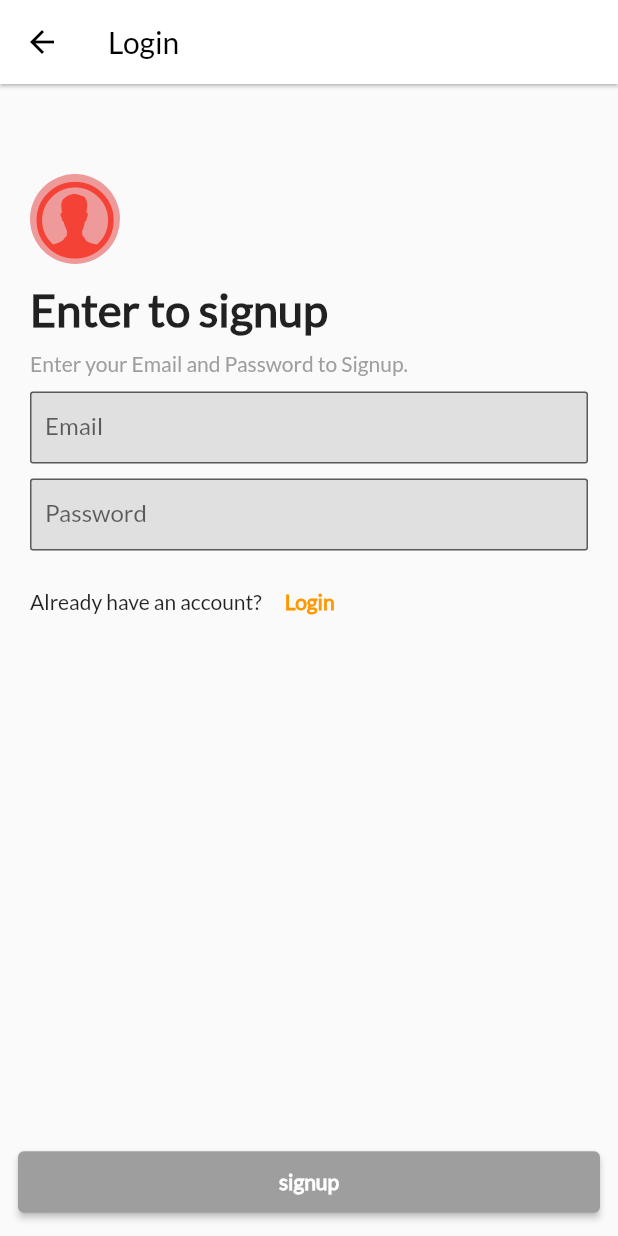
After one commit to NoobDeveloper412/OLX_clone, a Flutter app: the screen it shows after launch, after a tap on "Login with Email", on a phone screen of 412 x 824 dp. The commit adds this screen. Run offline on Flutter 3.47's test engine with Material 2 defaults, Android fonts, the phone set to English and light mode, and no system bars; our stand-ins replace animated_text_kit, cloud_firestore, email_validator, firebase_auth, firebase_core, flutter_signin_button and 3 more; missing offline and left inert: geocoder, legacy_progress_dialog; accounts and stored records are empty; network calls fail.

Commit message:
Created the Login and Signup with email, and also created its authServices along with a frontend.

```diff
--- a/lib/main.dart
+++ b/lib/main.dart
@@ -1,5 +1,6 @@
 import 'package:firebase_core/firebase_core.dart';
 import 'package:flutter/material.dart';
+import 'package:olx_clone/screens/authentication/emailAuthScreen.dart';
 import 'package:olx_clone/screens/authentication/otp_screen.dart';
 import 'package:olx_clone/screens/authentication/phoneAuthScreen.dart';
 import 'package:olx_clone/screens/home_screen.dart';
@@ -27,6 +28,7 @@ class MyApp extends StatelessWidget {
           SplashScreen.id: (context) => SplashScreen(),
           PhoneAuthScreen.id: (context) => PhoneAuthScreen(),
           LocationScreen.id: (context) => LocationScreen(),
+          EmailAuthScreen.id: (context) => EmailAuthScreen(),
           // HomeScreen.id: (context) => HomeScreen(),
         });
 
--- /dev/null
+++ b/lib/screens/authentication/emailAuthScreen.dart
@@ -0,0 +1,203 @@
+import 'package:email_validator/email_validator.dart';
+import 'package:flutter/cupertino.dart';
+import 'package:flutter/material.dart';
+import 'package:flutter/src/foundation/key.dart';
+import 'package:flutter/src/widgets/framework.dart';
+import 'package:legacy_progress_dialog/legacy_progress_dialog.dart';
+import 'package:olx_clone/services/emailAuthServices.dart';
+
+class EmailAuthScreen extends StatefulWidget {
+  static const String id = 'email-auth-screen';
+  const EmailAuthScreen({Key? key}) : super(key: key);
+
+  @override
+  State<EmailAuthScreen> createState() => _EmailAuthScreeenState();
+}
+
+class _EmailAuthScreeenState extends State<EmailAuthScreen> {
+  bool validate = false;
+  final _formKey = GlobalKey<FormState>();
+  bool _login = false;
+  bool _loading = false;
+  var _emailController = TextEditingController();
+  var _passwordController = TextEditingController();
+  EmailAuthentication _services = EmailAuthentication();
+
+  _validateEmail() {
+    if (_formKey.currentState!.validate()) {
+      setState(() {
+        validate = false;
+        _loading = true;
+      });
+      _services
+          .getAdminCredentials(
+        context: context,
+        isLog: _login,
+        password: _passwordController.text,
+        email: _emailController.text,
+      )
+          .then((value) {
+        setState(() {
+          _loading = false;
+        });
+      });
+    }
+  }
+
+  @override
+  Widget build(BuildContext context) {
+    return Scaffold(
+      appBar: AppBar(
+        elevation: 1,
+        backgroundColor: Colors.white,
+        iconTheme: IconThemeData(color: Colors.black),
+        title: Text(
+          'Login',
+          style: TextStyle(color: Colors.black),
+        ),
+      ),
+      body: Form(
+        key: _formKey,
+        child: Padding(
+          padding: const EdgeInsets.all(20.0),
+          child: Column(
+            crossAxisAlignment: CrossAxisAlignment.start,
+            children: [
+              const SizedBox(
+                height: 40,
+              ),
+              CircleAvatar(
+                radius: 30,
+                backgroundColor: Colors.red.shade200,
+                child: const Icon(
+                  CupertinoIcons.person_alt_circle,
+                  color: Colors.red,
+                  size: 60,
+                ),
+              ),
+              const SizedBox(
+                height: 12,
+              ),
+              Text('Enter to ${_login ? "login" : "signup"}',
+                  style: TextStyle(fontSize: 30, fontWeight: FontWeight.bold)),
+              const SizedBox(
+                height: 10,
+              ),
+              Text(
+                  'Enter your Email and Password to ${_login ? "Login" : "Signup"}.',
+                  style: const TextStyle(color: Colors.grey)),
+              const SizedBox(
+                height: 10,
+              ),
+              TextFormField(
+                controller: _emailController,
+                validator: (value) {
+                  final bool isValid =
+                      EmailValidator.validate(_emailController.text);
+                  if (value!.isEmpty) {
+                    return 'Please enter a valid email';
+                  }
+                  if (value.isNotEmpty && isValid == false) {
+                    return 'Please enter a valid email';
+                  }
+                  return null;
+                },
+                decoration: InputDecoration(
+                  contentPadding: const EdgeInsets.only(left: 10),
+                  labelText: 'Email',
+                  filled: true,
+                  fillColor: Colors.grey.shade300,
+                  border: OutlineInputBorder(
+                    borderRadius: BorderRadius.circular(2),
+                  ),
+                ),
+              ),
+              const SizedBox(
+                height: 10,
+              ),
+              TextFormField(
+                  controller: _passwordController,
+                  decoration: InputDecoration(
+                    contentPadding: const EdgeInsets.only(left: 10),
+                    labelText: 'Password',
+                    filled: true,
+                    fillColor: Colors.grey.shade300,
+                    border: OutlineInputBorder(
+                      borderRadius: BorderRadius.circular(2),
+                    ),
+                  ),
+                  onChanged: (value) {
+                    if (_emailController.text.isNotEmpty &&
+                        _passwordController.text.isNotEmpty) {
+                      if (value.length > 6) {
+                        setState(() {
+                          validate = true;
+                        });
+                      } else {
+                        setState(() {
+                          validate = false;
+                        });
+                      }
+                    }
+                  }),
+              SizedBox(
+                height: 10,
+              ),
+              Row(
+                children: [
+                  Text(_login ? 'New to OLX?' : 'Already have an account?'),
+                  TextButton(
+                      onPressed: () {
+                        setState(() {
+                          _login = !_login;
+                        });
+                      },
+                      child: Text(
+                        _login ? "Signup" : "Login",
+                        style: TextStyle(
+                            color: Theme.of(context).primaryColor,
+                            fontWeight: FontWeight.bold),
+                      )),
+                ],
+              )
+            ],
+          ),
+        ),
+      ),
+      bottomNavigationBar: SafeArea(
+        child: Padding(
+          padding: const EdgeInsets.all(12.0),
+          child: AbsorbPointer(
+            absorbing: validate ? false : true,
+            child: ElevatedButton(
+                style: ButtonStyle(
+                    backgroundColor: validate
+                        ? MaterialStateProperty.all(
+                            Theme.of(context).primaryColor)
+                        : MaterialStateProperty.all(Colors.grey)),
+                onPressed: () {
+                  _validateEmail();
+                },
+                child: Padding(
+                  padding: const EdgeInsets.all(12.0),
+                  child: _loading
+                      ? SizedBox(
+                          height: 24,
+                          width: 24,
+                          child: CircularProgressIndicator(
+                            valueColor: AlwaysStoppedAnimation<Color>(
+                                Theme.of(context).primaryColor),
+                          ),
+                        )
+                      : Text(
+                          '${_login ? "login" : "signup"}',
+                          style: const TextStyle(
+                              color: Colors.white, fontWeight: FontWeight.bold),
+                        ),
+                )),
+          ),
+        ),
+      ),
+    );
+  }
+}
--- /dev/null
+++ b/lib/services/emailAuthServices.dart
@@ -0,0 +1,80 @@
+import 'package:cloud_firestore/cloud_firestore.dart';
+import 'package:firebase_auth/firebase_auth.dart';
+import 'package:flutter/material.dart';
+import 'package:olx_clone/screens/location_screen.dart';
+
+class EmailAuthentication {
+  CollectionReference users = FirebaseFirestore.instance.collection('users');
+  Future<Object?> getAdminCredentials({context, isLog, password, email}) async {
+    DocumentSnapshot _result = await users.doc(email).get();
+    if (isLog) {
+      emailLogin(email, password, context);
+    } else {
+      if (_result.exists) {
+        return ScaffoldMessenger.of(context).showSnackBar(
+          const SnackBar(content: Text('User already exists!')),
+        );
+      } else {
+        emailSignup(email, password, context);
+      }
+    }
+    return _result;
+  }
+
+  emailLogin(email, password, context) async {
+    try {
+      final credential = await FirebaseAuth.instance
+          .signInWithEmailAndPassword(email: email, password: password);
+      if (credential.user!.uid != null) {
+        Navigator.pushNamed(context, LocationScreen.id);
+      }
+    } on FirebaseAuthException catch (e) {
+      if (e.code == 'user-not-found') {
+        return ScaffoldMessenger.of(context).showSnackBar(
+          const SnackBar(content: Text('No user found for that email.')),
+        );
+      } else if (e.code == 'wrong-password') {
+        return ScaffoldMessenger.of(context).showSnackBar(
+          const SnackBar(content: Text('Invalid Credentials provided.')),
+        );
+      }
+    }
+  }
+
+  emailSignup(email, password, context) async {
+    try {
+      final credential =
+          await FirebaseAuth.instance.createUserWithEmailAndPassword(
+        email: email,
+        password: password,
+      );
+      if (credential.user?.uid != null) {
+        return users.doc(credential.user!.email).set({
+          'email': credential.user!.email,
+          'uid': credential.user!.uid,
+          'phoneNumber': null,
+        }).then((value) {
+          Navigator.pushReplacementNamed(context, LocationScreen.id);
+        }).catchError((onError) {
+          ScaffoldMessenger.of(context).showSnackBar(
+            const SnackBar(content: Text('Error occured!')),
+          );
+        });
+      }
+    } on FirebaseAuthException catch (e) {
+      if (e.code == 'weak-password') {
+        return ScaffoldMessenger.of(context).showSnackBar(
+          const SnackBar(content: Text('The password is too weak.')),
+        );
+      } else if (e.code == 'email-already-in-use') {
+        return ScaffoldMessenger.of(context).showSnackBar(
+          const SnackBar(content: Text('Account already in use!')),
+        );
+      }
+    } catch (e) {
+      return ScaffoldMessenger.of(context).showSnackBar(
+        SnackBar(content: Text(e.toString())),
+      );
+    }
+  }
+}
--- a/lib/widgets/auth_ui.dart
+++ b/lib/widgets/auth_ui.dart
@@ -6,6 +6,7 @@ import 'package:flutter/src/foundation/key.dart';
 import 'package:flutter/src/widgets/framework.dart';
 import 'package:flutter/widgets.dart';
 import 'package:flutter_signin_button/flutter_signin_button.dart';
+import 'package:olx_clone/screens/authentication/emailAuthScreen.dart';
 import 'package:olx_clone/screens/authentication/google_auth.dart';
 import 'package:olx_clone/screens/authentication/phoneAuthScreen.dart';
 import 'package:olx_clone/services/phoneAuthService.dart';
@@ -62,11 +63,6 @@ class AuthUI extends StatelessWidget {
         SizedBox(
           height: 5,
         ),
-        SignInButton(
-          Buttons.FacebookNew,
-          text: "Sign up with Facebook",
-          onPressed: () {},
-        ),
         Padding(
           padding: const EdgeInsets.all(8.0),
           child: Text(
@@ -74,8 +70,17 @@ class AuthUI extends StatelessWidget {
             style: TextStyle(color: Colors.white, fontWeight: FontWeight.bold),
           ),
         ),
-        Padding(
+        InkWell(
+          onTap: () {
+            Navigator.pushNamed(context, EmailAuthScreen.id);
+          },
+          child: Container(
             padding: const EdgeInsets.all(8.0),
+            decoration: BoxDecoration(
+                border: Border(
+                    bottom: BorderSide(
+              color: Colors.white,
+            ))),
             child: Text(
               'Login with Email',
               style: TextStyle(
@@ -84,6 +89,7 @@ class AuthUI extends StatelessWidget {
                   decoration: TextDecoration.underline),
             ),
           ),
+        ),
       ],
     ));
   }
--- a/pubspec.yaml
+++ b/pubspec.yaml
@@ -20,6 +20,8 @@ dependencies:
   location: ^4.4.0
   geocoder: ^0.2.1
   google_sign_in: ^5.4.1
+  flutter_facebook_login: ^3.0.0
+  email_validator: ^2.1.17
 
 dev_dependencies:
   flutter_test:
```
Also changed, not shown: pubspec.lock. Lines whose indentation alone changed are shown as unchanged.
